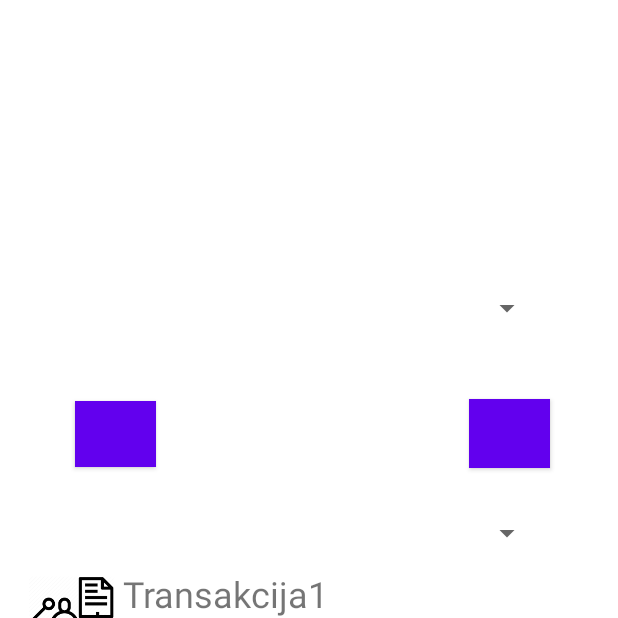
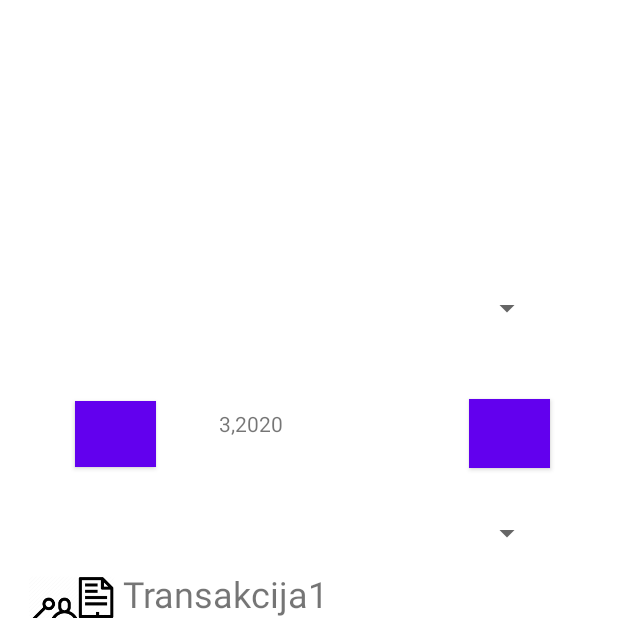
Before and after one commit to mdokic1/Personal-financial-management, an Android app: the MainActivity screen opened directly, with no data from a screen before it, on a phone screen of 412 x 824 dp, the top half of it. Run offline under Robolectric (Android 15) with nearby library versions, the phone set to English and light mode, and no system bars.

Commit message:
Trenutni datum u TextView

```diff
--- a/app/src/main/java/ba/unsa/etf/rma/rma20djokicmilica36/MainActivity.java
+++ b/app/src/main/java/ba/unsa/etf/rma/rma20djokicmilica36/MainActivity.java
@@ -8,6 +8,7 @@ import android.widget.ListView;
 import android.widget.Spinner;
 import android.widget.TextView;
 
+import java.time.LocalDate;
 import java.util.ArrayList;
 
 public class MainActivity extends AppCompatActivity implements ITransactionListView{
@@ -49,6 +50,14 @@ public class MainActivity extends AppCompatActivity implements ITransactionListV
         listView.setAdapter(transactionListAdapter);
         getPresenter().refreshTransactions();
 
+
+        LocalDate trenutniDatum = LocalDate.now();
+        int mjesec = trenutniDatum.getMonthValue();
+        int godina = trenutniDatum.getYear();
+
+        month = (TextView) findViewById(R.id.month);
+        month.setText(Integer.toString(mjesec) + "," + Integer.toString(godina));
+
     }
 
     @Override
--- a/app/src/main/java/ba/unsa/etf/rma/rma20djokicmilica36/TransactionListAdapter.java
+++ b/app/src/main/java/ba/unsa/etf/rma/rma20djokicmilica36/TransactionListAdapter.java
@@ -12,6 +12,7 @@ import android.widget.TextView;
 import androidx.annotation.NonNull;
 import androidx.annotation.Nullable;
 
+import java.time.LocalDate;
 import java.util.ArrayList;
 
 import static ba.unsa.etf.rma.rma20djokicmilica36.TransactionsModel.transactions;
```
